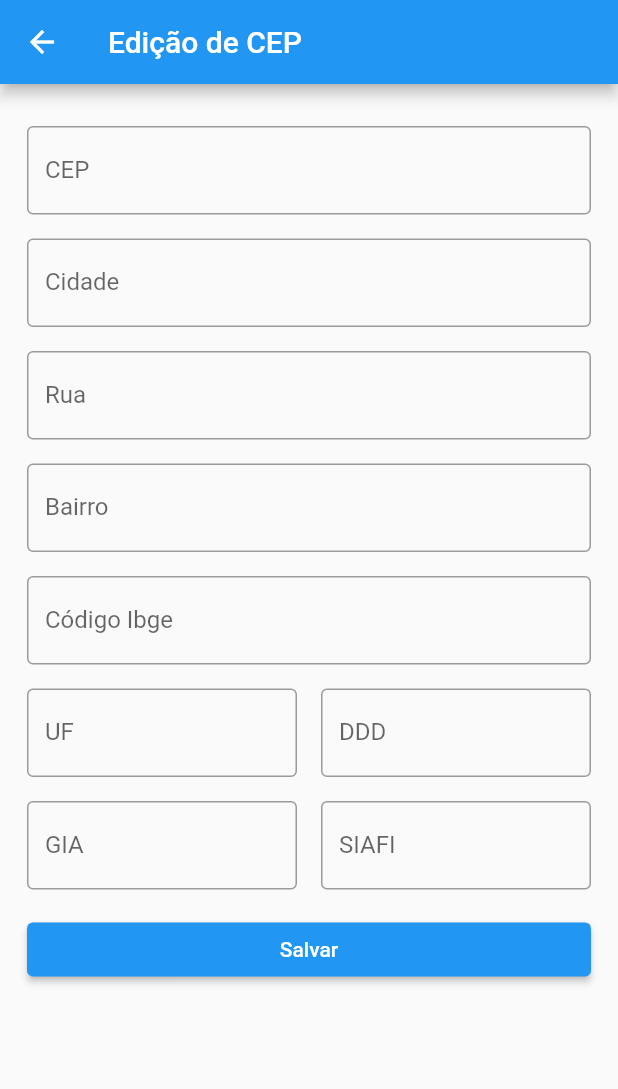
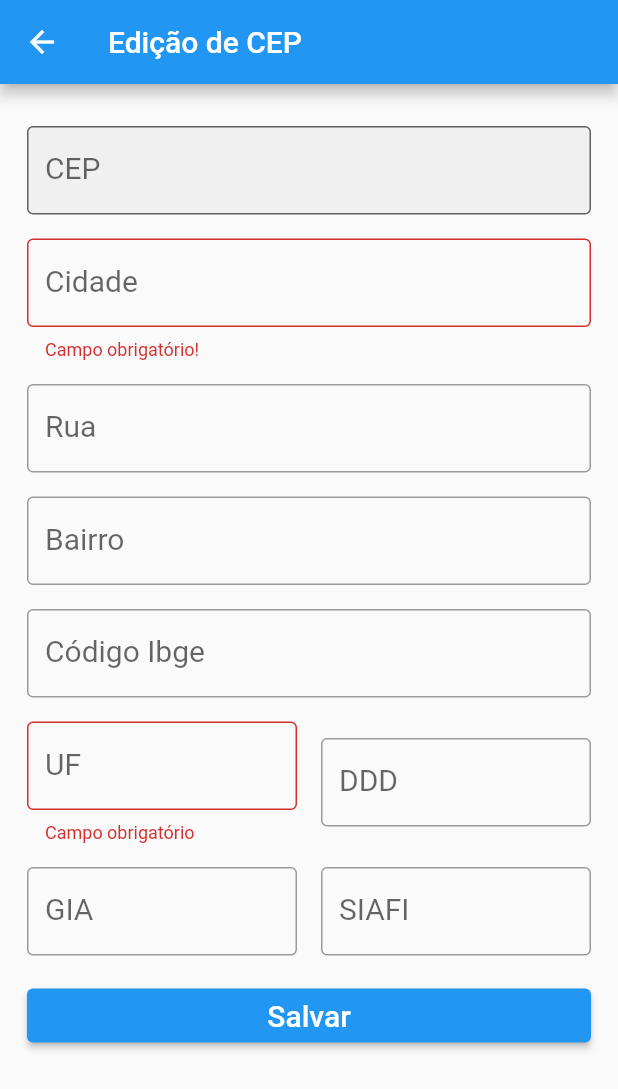
Before and after one commit to MauroAlbrecht/app-viacep-back4app, a Flutter app: the EdicaoCepPage screen opened directly with empty values, after a tap on "Salvar", on a phone screen of 412 x 824 dp. Shown: the top 1089 px of the screen. Run offline on Flutter 3.47's test engine with Material 2 defaults, Android fonts, the phone set to English and light mode, and no system bars; our stand-ins replace dio, flutter_dotenv, google_fonts, mask_text_input_formatter; network calls fail.

Commit message:
ajustes de tela

```diff
--- a/lib/pages/busca_cep_page.dart
+++ b/lib/pages/busca_cep_page.dart
@@ -33,7 +33,7 @@ class _BuscaCepPageState extends State<BuscaCepPage> {
           child: Column(
             children: [
               const Text(
-                'Busca de CEPs',
+                'Consulta de CEPs',
                 style: TextStyle(fontSize: 25),
               ),
               Padding(
@@ -137,6 +137,8 @@ class _BuscaCepPageState extends State<BuscaCepPage> {
           cepNaoEncontrado = true;
         });
       }
+    }else{
+      viaCepModel = CepModel.vazio();
     }
 
     setLogin(false);
--- a/lib/pages/edicao_cep_page.dart
+++ b/lib/pages/edicao_cep_page.dart
@@ -1,7 +1,7 @@
-import 'package:flutter/cupertino.dart';
 import 'package:flutter/material.dart';
 
 import '../models/cep_model.dart';
+import '../repositories/cep_back4app_repository.dart';
 
 class EdicaoCepPage extends StatefulWidget {
   CepModel cepModel;
@@ -23,6 +23,8 @@ class _EdicaoCepPageState extends State<EdicaoCepPage> {
   var bairroCotroller = TextEditingController(text: '');
   var siafiController = TextEditingController(text: '');
   final _formKey = GlobalKey<FormState>();
+  bool loading = false;
+  var cepRepository = CepBack4appRepository();
 
   @override
   void initState() {
@@ -46,10 +48,11 @@ class _EdicaoCepPageState extends State<EdicaoCepPage> {
                   children: [
                     Padding(
                       padding: const EdgeInsets.all(8.0),
-                      child: TextField(
+                      child: TextFormField(
                         readOnly: true,
                         controller: cepController,
                         decoration: const InputDecoration(
+                          filled: true,
                           border: OutlineInputBorder(),
                           label: Text('CEP'),
                         ),
@@ -57,18 +60,29 @@ class _EdicaoCepPageState extends State<EdicaoCepPage> {
                     ),
                     Padding(
                       padding: const EdgeInsets.all(8.0),
-                      child: TextField(
+                      child: TextFormField(
                         controller: cidadeController,
+                        onSaved: (String? val) {
+                          widget.cepModel.localidade = val!;
+                        },
                         decoration: const InputDecoration(
                           border: OutlineInputBorder(),
                           label: Text('Cidade'),
                         ),
+                        validator: (val) {
+                          if (val == null || val.trim().isEmpty) {
+                            return 'Campo obrigatório!';
+                          }
+                        },
                       ),
                     ),
                     Padding(
                       padding: const EdgeInsets.all(8.0),
-                      child: TextField(
+                      child: TextFormField(
                         controller: ruaController,
+                        onSaved: (String? val) {
+                          widget.cepModel.logradouro = val!;
+                        },
                         decoration: const InputDecoration(
                           border: OutlineInputBorder(),
                           label: Text('Rua'),
@@ -77,8 +91,11 @@ class _EdicaoCepPageState extends State<EdicaoCepPage> {
                     ),
                     Padding(
                       padding: const EdgeInsets.all(8.0),
-                      child: TextField(
+                      child: TextFormField(
                         controller: bairroCotroller,
+                        onSaved: (String? val) {
+                          widget.cepModel.bairro = val!;
+                        },
                         decoration: const InputDecoration(
                           border: OutlineInputBorder(),
                           label: Text('Bairro'),
@@ -87,8 +104,11 @@ class _EdicaoCepPageState extends State<EdicaoCepPage> {
                     ),
                     Padding(
                       padding: const EdgeInsets.all(8.0),
-                      child: TextField(
+                      child: TextFormField(
                         controller: ibgbeController,
+                        onSaved: (String? val) {
+                          widget.cepModel.ibge = val!;
+                        },
                         decoration: const InputDecoration(
                           border: OutlineInputBorder(),
                           label: Text('Código Ibge'),
@@ -100,20 +120,31 @@ class _EdicaoCepPageState extends State<EdicaoCepPage> {
                         Expanded(
                           child: Padding(
                             padding: const EdgeInsets.all(8.0),
-                            child: TextField(
+                            child: TextFormField(
                               controller: ufController,
+                              onSaved: (String? val) {
+                                widget.cepModel.uf = val!;
+                              },
                               decoration: const InputDecoration(
                                 border: OutlineInputBorder(),
                                 label: Text('UF'),
                               ),
+                              validator: (val) {
+                                if (val == null || val.trim().isEmpty) {
+                                  return 'Campo obrigatório';
+                                }
+                              },
                             ),
                           ),
                         ),
                         Expanded(
                           child: Padding(
                             padding: const EdgeInsets.all(8.0),
-                            child: TextField(
+                            child: TextFormField(
                               controller: ddController,
+                              onSaved: (String? val) {
+                                widget.cepModel.ddd = val!;
+                              },
                               decoration: const InputDecoration(
                                 border: OutlineInputBorder(),
                                 label: Text('DDD'),
@@ -128,8 +159,11 @@ class _EdicaoCepPageState extends State<EdicaoCepPage> {
                         Expanded(
                           child: Padding(
                             padding: const EdgeInsets.all(8.0),
-                            child: TextField(
+                            child: TextFormField(
                               controller: giaController,
+                              onSaved: (String? val) {
+                                widget.cepModel.gia = val!;
+                              },
                               decoration: const InputDecoration(
                                 border: OutlineInputBorder(),
                                 label: Text('GIA'),
@@ -140,8 +174,11 @@ class _EdicaoCepPageState extends State<EdicaoCepPage> {
                         Expanded(
                           child: Padding(
                             padding: const EdgeInsets.all(8.0),
-                            child: TextField(
+                            child: TextFormField(
                               controller: siafiController,
+                              onSaved: (String? val) {
+                                widget.cepModel.siafi = val!;
+                              },
                               decoration: const InputDecoration(
                                 border: OutlineInputBorder(),
                                 label: Text('SIAFI'),
@@ -151,19 +188,23 @@ class _EdicaoCepPageState extends State<EdicaoCepPage> {
                         ),
                       ],
                     ),
-                    Padding(
+                    loading
+                        ? const Padding(
+                            padding: EdgeInsets.all(8.0),
+                            child: Center(child: CircularProgressIndicator()),
+                          )
+                        : Padding(
                             padding: const EdgeInsets.all(8.0),
-                      child: Row(
-                        children: [
-                          Expanded(
+                            child: Expanded(
                               child: ElevatedButton(
                                 onPressed: () {
                                   salvar();
                                 },
-                              child: const Text('Salvar'),
+                                child: const Text(
+                                  'Salvar',
+                                  style: TextStyle(fontSize: 20),
                                 ),
                               ),
-                        ],
                             ),
                           )
                   ],
@@ -177,8 +218,20 @@ class _EdicaoCepPageState extends State<EdicaoCepPage> {
   void salvar() {
     if (_formKey.currentState!.validate()) {
       _formKey.currentState!.save();
-
-      //authController.cadastrarUsuario();
+      try {
+        setState(() {
+          loading = true;
+        });
+        cepRepository.atualizar(widget.cepModel);
+        Navigator.pop(context, true);
+        setState(() {
+          loading = false;
+        });
+      } catch (e) {
+        setState(() {
+          loading = false;
+        });
+      }
     }
   }
 
```
Also changed, not shown: lib/my_app.dart (+7 -2 lines), lib/pages/lista_ceps_page.dart (+15 -10 lines), lib/pages/main_page.dart (+11 -2 lines). Lines whose indentation alone changed are shown as unchanged.
